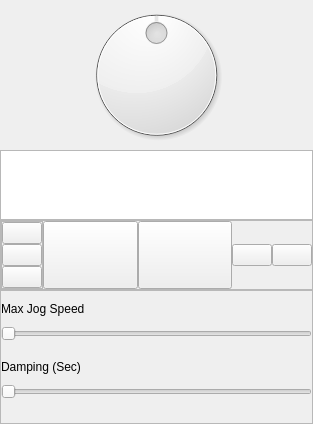
Qt form Graffik/gui/film/JogControlManager/jogcontrolpanel.ui (DynamicPerception/Graffik_Legacy) before a commit.
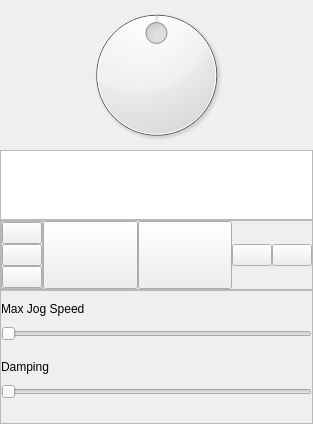
The same form after that commit. Custom widgets are drawn as their Qt base class.

Commit message: * Adding support for #16 - Damp and Speed labels in JCP update with native speed and damping values as sliders are changed

Patch:
```diff
--- a/Graffik/gui/film/JogControlManager/jogcontrolpanel.ui
+++ b/Graffik/gui/film/JogControlManager/jogcontrolpanel.ui
@@ -455,7 +455,7 @@
            </sizepolicy>
           </property>
           <property name="text">
-           <string>Damping (Sec)</string>
+           <string>Damping</string>
           </property>
          </widget>
         </item>
```
The commit also changes 4 other files.
